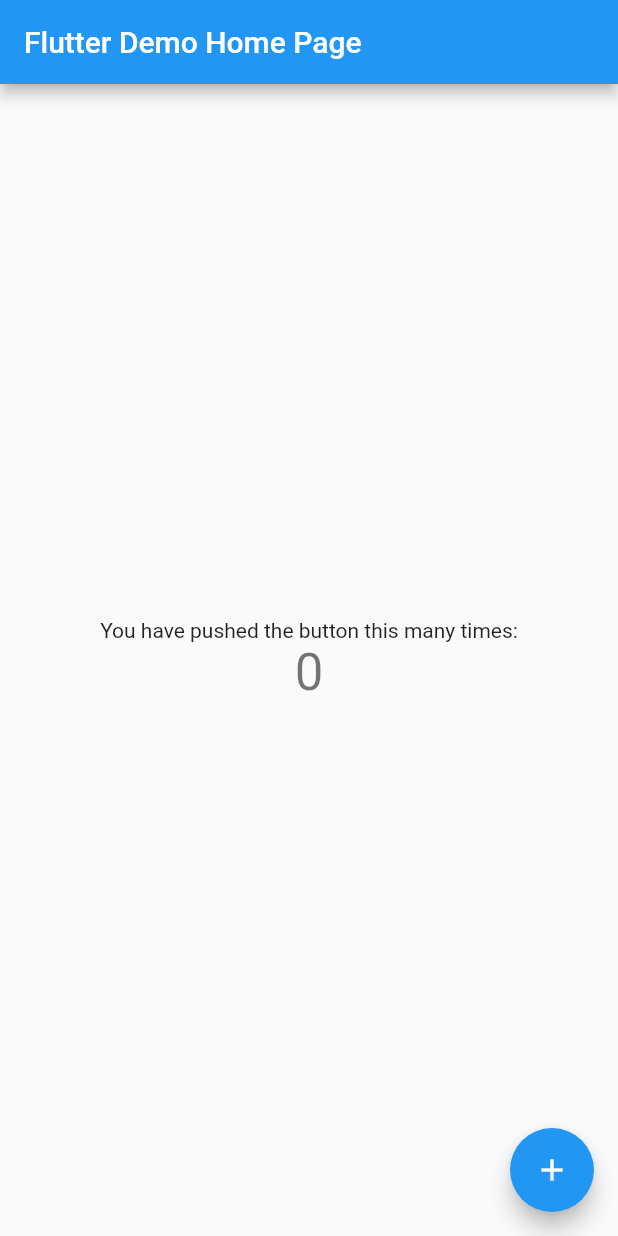
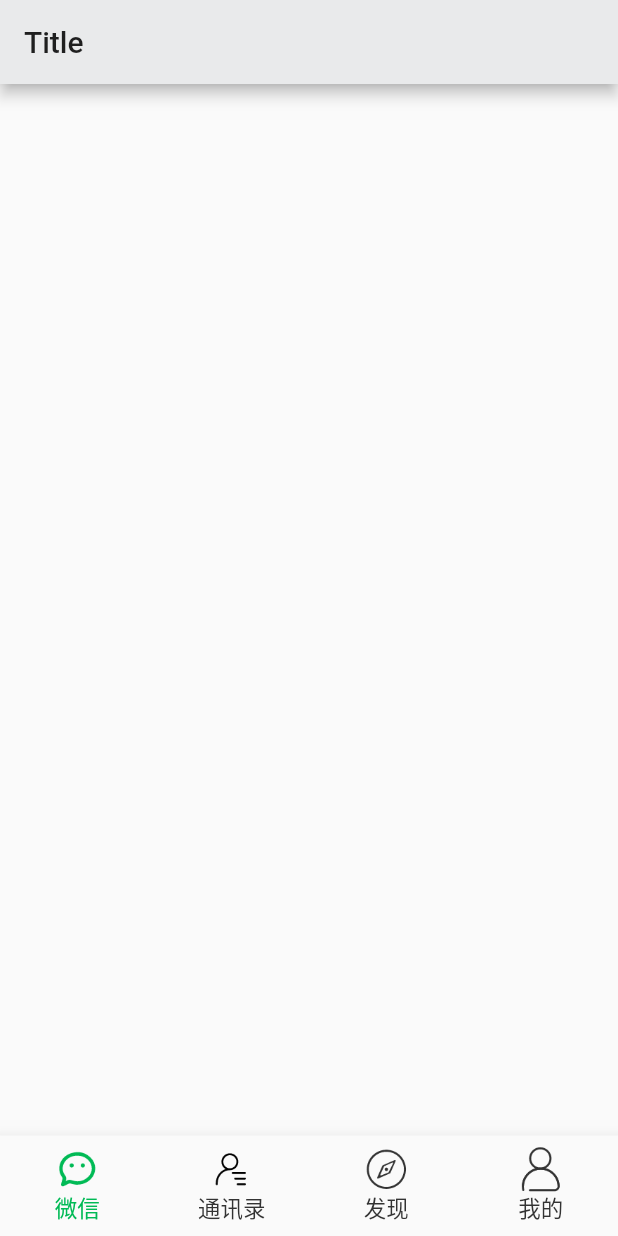
Before and after one commit to Maojunhao/FMWeixinApp, a Flutter app: the screen it shows after launch, on a phone screen of 412 x 824 dp. Run offline on Flutter 3.47's test engine with Material 2 defaults, Android fonts, the phone set to English and light mode, and no system bars.

Commit message:
新增 tabbar

```diff
--- /dev/null
+++ b/FMWeixinApp/lib/home/FMHome.dart
@@ -0,0 +1,59 @@
+import 'package:FMWeixinApp/home/tabbar/FMTabBar.dart';
+import 'package:flutter/material.dart';
+import 'package:provider/provider.dart';
+
+
+
+class FMHome extends StatefulWidget {
+  @override
+  FMHomeState createState()=> FMHomeState();
+}
+
+class FMHomeState extends State <FMHome> {
+
+  FMHomeManager manager = FMHomeManager();
+
+  @override
+  void initState() {
+    // TODO: implement initState
+    super.initState();
+
+  }
+
+  @override
+  Widget build(BuildContext context) {
+    // TODO: implement build
+    return _scaffold();
+  }
+
+  ChangeNotifierProvider _provider(){
+    return ChangeNotifierProvider(
+      create: (context) => FMHomeManager(),
+      child: _scaffold(),
+    );
+  }
+
+  Scaffold _scaffold(){
+    return Scaffold(
+      appBar: AppBar(
+        title: Text('Title'),
+      ),
+      bottomNavigationBar: ChangeNotifierProvider(
+        create: (context)=> manager,
+        child: _tabBar(),
+      ),
+    );
+  }
+
+  FMTabBar _tabBar(){
+    return FMTabBar(
+      onTap: (index){
+
+      },
+    );
+  }
+}
+
+class FMHomeManager with ChangeNotifier {
+  int selectedIndex = 0;
+}
--- /dev/null
+++ b/FMWeixinApp/lib/home/tabbar/FMTabBar.dart
@@ -0,0 +1,82 @@
+import 'package:FMWeixinApp/home/FMHome.dart';
+import 'package:flutter/material.dart';
+import 'package:provider/provider.dart';
+
+class FMTabBar extends StatefulWidget {
+  ValueChanged<int> onTap;
+  VoidCallback callback;
+  FMHomeManager manager;
+
+  FMTabBar({Key key, this.onTap, this.manager}) : super(key : key);
+
+  @override
+  FMTabBarState createState()=> FMTabBarState();
+}
+
+class FMTabBarState extends State <FMTabBar> {
+
+  var selectedIndex = 0;
+
+  @override
+  Widget build(BuildContext context) {
+    // return _bottomNavigationBar();
+    // var manager = context.read<FMHomeManager>();
+
+    // TODO: implement build
+    return Consumer<FMHomeManager>(builder: (context, manager, child){
+
+      print(manager.selectedIndex);
+      return _bottomNavigationBar();
+    });
+  }
+
+  BottomNavigationBar _bottomNavigationBar(){
+    return BottomNavigationBar(
+      // items
+      items: [
+        _createItem(AssetImage('assets/images/tab/tab_weixin.png'), AssetImage('assets/images/tab/tab_weixin_green.png'), '微信'),
+        _createItem(AssetImage('assets/images/tab/tab_mail_list.png'), AssetImage('assets/images/tab/tab_mail_list_green.png'), '通讯录'),
+        _createItem(AssetImage('assets/images/tab/tab_find.png'), AssetImage('assets/images/tab/tab_find_green.png'), '发现'),
+        _createItem(AssetImage('assets/images/tab/tab_mine.png'), AssetImage('assets/images/tab/tab_mine_green.png'), '我的'),
+      ],
+      // 选中 index
+      currentIndex: selectedIndex,
+
+      // 点击事件
+      onTap: (index){
+
+      },
+
+      // 固定大小，取消自适应偏移
+      type: BottomNavigationBarType.fixed,
+
+      // 字体颜色
+      unselectedItemColor: Color.fromRGBO(51, 51, 51, 1),
+      selectedItemColor: Color.fromRGBO(0, 186, 85, 1),
+
+      // 字体大小
+      selectedFontSize: 15,
+      unselectedFontSize: 15,
+
+      // 未选中时显示 title
+      showUnselectedLabels: true,
+    );
+  }
+
+
+  BottomNavigationBarItem _createItem(AssetImage image, AssetImage selectedImage, String title){
+    return BottomNavigationBarItem(
+      icon: SizedBox(
+        width: 30,
+        height: 30,
+        child: Image(image: image),
+      ),
+      activeIcon: SizedBox(
+        width: 30,
+        height: 30,
+        child: Image(image: selectedImage),
+      ),
+      title: Text('$title'),
+    );
+  }
+}
--- a/FMWeixinApp/lib/main.dart
+++ b/FMWeixinApp/lib/main.dart
@@ -1,117 +1,20 @@
+import 'package:FMWeixinApp/home/FMHome.dart';
 import 'package:flutter/material.dart';
 
 void main() {
-  runApp(MyApp());
+  runApp(FMWeixinApp());
 }
 
-class MyApp extends StatelessWidget {
-  // This widget is the root of your application.
+class FMWeixinApp extends StatelessWidget {
   @override
   Widget build(BuildContext context) {
+    // TODO: implement build
     return MaterialApp(
-      title: 'Flutter Demo',
+      title: 'FMWeixinApp',
       theme: ThemeData(
-        // This is the theme of your application.
-        //
-        // Try running your application with "flutter run". You'll see the
-        // application has a blue toolbar. Then, without quitting the app, try
-        // changing the primarySwatch below to Colors.green and then invoke
-        // "hot reload" (press "r" in the console where you ran "flutter run",
-        // or simply save your changes to "hot reload" in a Flutter IDE).
-        // Notice that the counter didn't reset back to zero; the application
-        // is not restarted.
-        primarySwatch: Colors.blue,
-        // This makes the visual density adapt to the platform that you run
-        // the app on. For desktop platforms, the controls will be smaller and
-        // closer together (more dense) than on mobile platforms.
-        visualDensity: VisualDensity.adaptivePlatformDensity,
+        primaryColor: Color.fromRGBO(233, 234, 235, 1.0),
       ),
-      home: MyHomePage(title: 'Flutter Demo Home Page'),
+      home: FMHome(),
     );
   }
 }
-
-class MyHomePage extends StatefulWidget {
-  MyHomePage({Key key, this.title}) : super(key: key);
-
-  // This widget is the home page of your application. It is stateful, meaning
-  // that it has a State object (defined below) that contains fields that affect
-  // how it looks.
-
-  // This class is the configuration for the state. It holds the values (in this
-  // case the title) provided by the parent (in this case the App widget) and
-  // used by the build method of the State. Fields in a Widget subclass are
-  // always marked "final".
-
-  final String title;
-
-  @override
-  _MyHomePageState createState() => _MyHomePageState();
-}
-
-class _MyHomePageState extends State<MyHomePage> {
-  int _counter = 0;
-
-  void _incrementCounter() {
-    setState(() {
-      // This call to setState tells the Flutter framework that something has
-      // changed in this State, which causes it to rerun the build method below
-      // so that the display can reflect the updated values. If we changed
-      // _counter without calling setState(), then the build method would not be
-      // called again, and so nothing would appear to happen.
-      _counter++;
-    });
-  }
-
-  @override
-  Widget build(BuildContext context) {
-    // This method is rerun every time setState is called, for instance as done
-    // by the _incrementCounter method above.
-    //
-    // The Flutter framework has been optimized to make rerunning build methods
-    // fast, so that you can just rebuild anything that needs updating rather
-    // than having to individually change instances of widgets.
-    return Scaffold(
-      appBar: AppBar(
-        // Here we take the value from the MyHomePage object that was created by
-        // the App.build method, and use it to set our appbar title.
-        title: Text(widget.title),
-      ),
-      body: Center(
-        // Center is a layout widget. It takes a single child and positions it
-        // in the middle of the parent.
-        child: Column(
-          // Column is also a layout widget. It takes a list of children and
-          // arranges them vertically. By default, it sizes itself to fit its
-          // children horizontally, and tries to be as tall as its parent.
-          //
-          // Invoke "debug painting" (press "p" in the console, choose the
-          // "Toggle Debug Paint" action from the Flutter Inspector in Android
-          // Studio, or the "Toggle Debug Paint" command in Visual Studio Code)
-          // to see the wireframe for each widget.
-          //
-          // Column has various properties to control how it sizes itself and
-          // how it positions its children. Here we use mainAxisAlignment to
-          // center the children vertically; the main axis here is the vertical
-          // axis because Columns are vertical (the cross axis would be
-          // horizontal).
-          mainAxisAlignment: MainAxisAlignment.center,
-          children: <Widget>[
-            Text(
-              'You have pushed the button this many times:',
-            ),
-            Text(
-              '$_counter',
-              style: Theme.of(context).textTheme.headline4,
-            ),
-          ],
-        ),
-      ),
-      floatingActionButton: FloatingActionButton(
-        onPressed: _incrementCounter,
-        tooltip: 'Increment',
-        child: Icon(Icons.add),
-      ), // This trailing comma makes auto-formatting nicer for build methods.
-    );
-  }
-}
```
Also changed, not shown: FMWeixinApp/pubspec.yaml (+4 -3 lines), FMWeixinApp/assets/IMG_02EC56F735ED-1.jpeg (added), FMWeixinApp/assets/images/tab/tab_find.png (added), FMWeixinApp/assets/images/tab/tab_find_green.png (added), FMWeixinApp/assets/images/tab/tab_mail_list.png (added), FMWeixinApp/assets/images/tab/tab_mail_list_green.png (added), FMWeixinApp/assets/images/tab/tab_mine.png (added), FMWeixinApp/assets/images/tab/tab_mine_green.png (added), FMWeixinApp/assets/images/tab/tab_weixin.png (added), FMWeixinApp/assets/images/tab/tab_weixin_green.png (added), FMWeixinApp/pubspec.lock, 1 other file.
